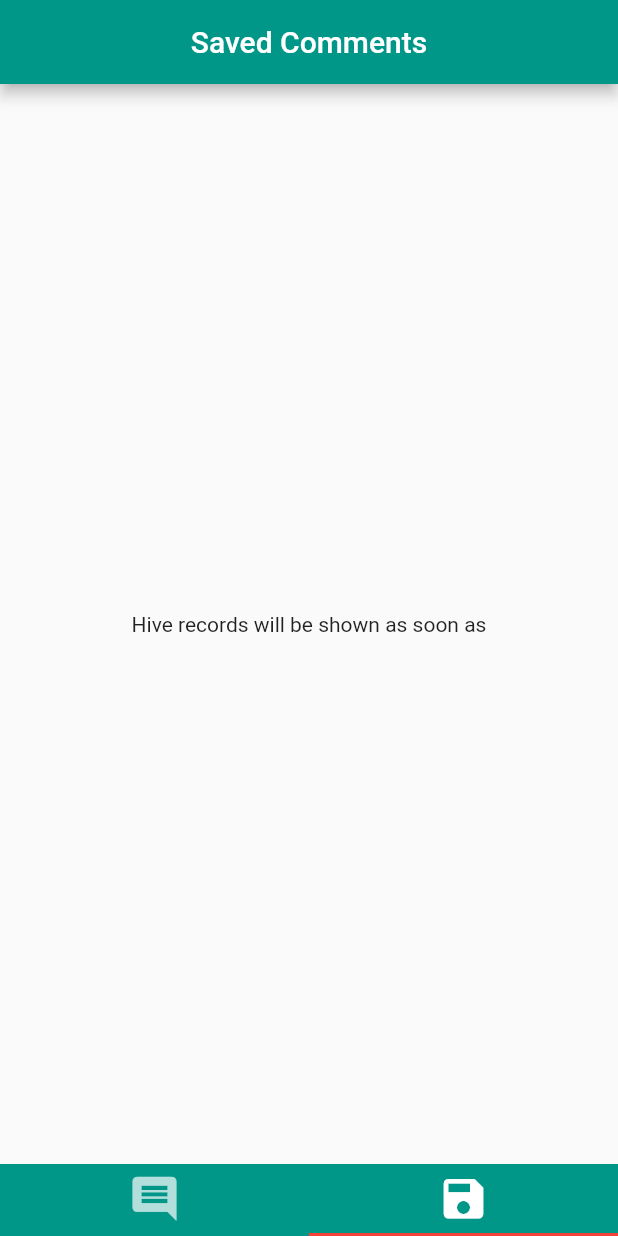
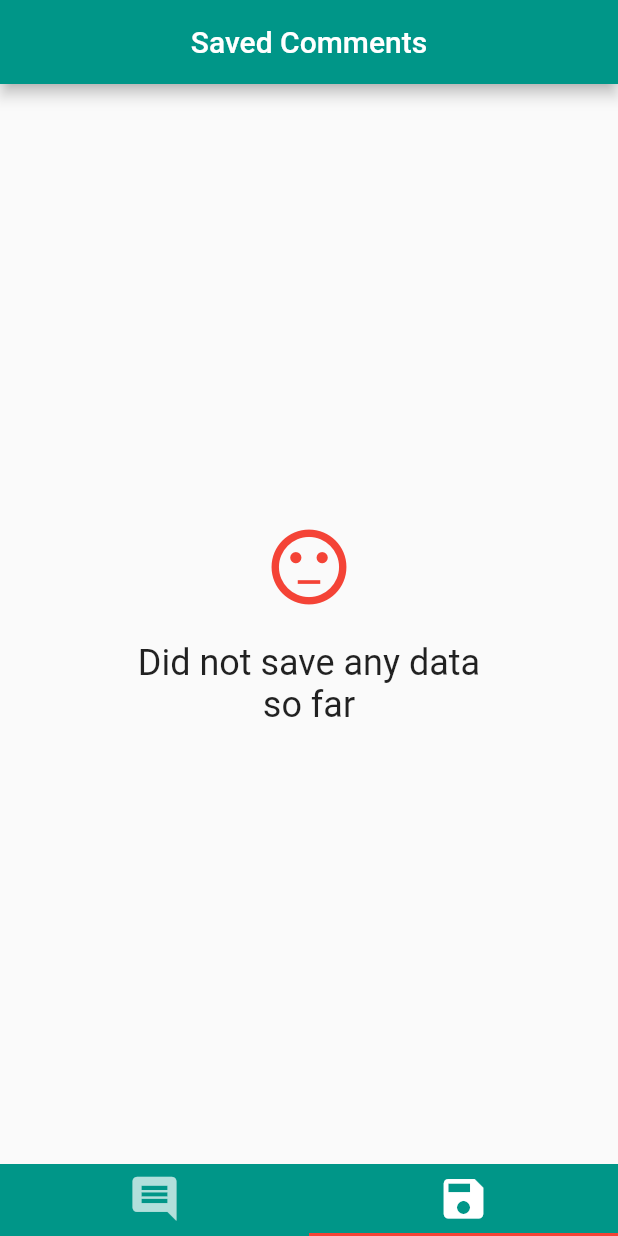
Before and after one commit to kadirbekar/flutter_hive_with_provider, a Flutter app: the screen it shows after launch, tab 2 chosen, on a phone screen of 412 x 824 dp. Run offline on Flutter 3.47's test engine with Material 2 defaults, Android fonts, the phone set to English and light mode, and no system bars; our stand-ins replace google_fonts, hive, hive_flutter; accounts and stored records are empty; network calls fail.

Commit message:
add, delete operations into hive is added
Add, delete operations into hive is added, made a comment card design and some code refactoring

```diff
--- a/lib/core/consts/consts.dart
+++ b/lib/core/consts/consts.dart
@@ -6,6 +6,7 @@ const String API_URL = "https://jsonplaceholder.typicode.com/comments";
 //colors
 const Color APPBAR_COLOR = Colors.teal;
 const Color TABBAR_COLOR = Colors.teal;
+const Color commentCardColor = Colors.greenAccent;
 
 //hive
 const String H_COMMENTS = "comments";
--- a/lib/core/services/api.dart
+++ b/lib/core/services/api.dart
@@ -2,8 +2,10 @@ import 'package:hive_local_storage/core/models/commens.dart';
 import '../consts/consts.dart' as cons;
 import 'package:http/http.dart' as http;
 
+
 class ApiService {
 
+  //get comments from the fake api
   Future<List<Comments>> getComments() async {
     List<Comments> comments = List<Comments>();
     final response = await http.get(cons.API_URL);
--- a/lib/core/viewmodels/comment_vm.dart
+++ b/lib/core/viewmodels/comment_vm.dart
@@ -1,3 +1,5 @@
+import 'dart:convert';
+
 import 'package:flutter/cupertino.dart';
 import 'package:hive/hive.dart';
 import 'package:hive_local_storage/core/models/commens.dart';
@@ -6,7 +8,8 @@ import 'package:hive_local_storage/core/consts/consts.dart' as cons;
 class CommentViewModel extends ChangeNotifier {
   List<Comments> _comments = [];
   List<Comments> get comments => _comments;
-  Box<Comments> friendBox = Hive.box<Comments>(cons.H_COMMENTS);
+  Box<String> commentBox = Hive.box<String>(cons.H_COMMENTS);
+
 
   //save comment
   saveComment(Comments comment) {
@@ -14,7 +17,8 @@ class CommentViewModel extends ChangeNotifier {
       print("already saved");
     } else {
       _comments.add(comment);
-      friendBox.put(comment.id, comment);
+      final encodedComment = jsonEncode(comment);
+      commentBox.put(comment.id, encodedComment);
     }
     notifyListeners();
   }
@@ -22,7 +26,7 @@ class CommentViewModel extends ChangeNotifier {
   //remove comment
   removeComment(Comments comment) {
     _comments.remove(comment);
-    friendBox.delete(comment.id);
+    commentBox.delete(comment.id);
     notifyListeners();
   }
 
--- a/lib/main.dart
+++ b/lib/main.dart
@@ -8,16 +8,17 @@ import 'package:path_provider/path_provider.dart';
 import 'package:hive_local_storage/core/consts/consts.dart' as cons;
 import 'package:provider/provider.dart';
 
-import 'core/models/commens.dart';
-
 Future<void> main() async {
   WidgetsFlutterBinding.ensureInitialized();
 
+  //get path of your data
   Directory document = await getApplicationDocumentsDirectory();
 
+  //assing path to hive
   Hive.init(document.path);
 
-  await Hive.openBox<Comments>(cons.H_COMMENTS);
+  //run hive
+  await Hive.openBox<String>(cons.H_COMMENTS);
 
   runApp(MyApp());
 }
@@ -33,6 +34,7 @@ class MyApp extends StatelessWidget {
       ],
       child: MaterialApp(
         theme: ThemeData(
+          //set default font for entire app
           textTheme: GoogleFonts.oxygenMonoTextTheme(),
         ),
         debugShowCheckedModeBanner: false,
--- a/lib/ui/views/saved_comments.dart
+++ b/lib/ui/views/saved_comments.dart
@@ -1,5 +1,13 @@
+import 'dart:convert';
+
 import 'package:flutter/material.dart';
+import 'package:hive/hive.dart';
 import 'package:hive_local_storage/core/consts/consts.dart' as cons;
+import 'package:hive_flutter/hive_flutter.dart';
+import 'package:hive_local_storage/core/models/commens.dart';
+import 'package:hive_local_storage/core/viewmodels/comment_vm.dart';
+import 'package:hive_local_storage/ui/widgets/comment_card.dart';
+import 'package:provider/provider.dart';
 
 class SavedComments extends StatefulWidget {
   SavedComments({Key key}) : super(key: key);
@@ -9,17 +17,88 @@ class SavedComments extends StatefulWidget {
 }
 
 class _SavedCommentsState extends State<SavedComments> {
+  Box<String> commentBox;
+
+  @override
+  void initState() {
+    super.initState();
+    commentBox = Hive.box<String>(cons.H_COMMENTS);
+  }
+
   @override
   Widget build(BuildContext context) {
+    final commentProvider =
+        Provider.of<CommentViewModel>(context, listen: false);
     return Scaffold(
       appBar: AppBar(
         centerTitle: true,
         backgroundColor: cons.APPBAR_COLOR,
         title: Text(cons.SAVED_COMMENTS),
       ),
-      body: Center(
-        child: Text("Hive records will be shown as soon as"),
+      body: ValueListenableBuilder(
+        valueListenable: commentBox.listenable(),
+        builder: (context, Box<String> comment, widget) {
+          if (commentBox.length == 0) {
+            return noSavedData;
+          } else {
+            return ListView.builder(
+              itemBuilder: (context, index) {
+                final key = comment.keys.toList()[index];
+                final value = jsonDecode(comment.get(key));
+                final Comments currentComment = Comments.fromJson(value);
+                return Padding(
+                  padding: EdgeInsets.all(5),
+                  child: CommentCard(
+                    backgroundColor: cons.commentCardColor,
+                    comment: currentComment,
+                    buttons: Column(
+                      children: <Widget>[
+                        deleteButton(commentProvider, currentComment),
+                      ],
+                    ),
+                  ),
+                );
+              },
+              itemCount: comment.length,
+            );
+          }
+        },
       ),
     );
   }
+
+  //show empty data message
+  Widget get noSavedData => Container(
+    alignment: Alignment.center,
+        padding: EdgeInsets.all(12),
+        child: Column(
+          mainAxisAlignment: MainAxisAlignment.center,
+          children: <Widget>[
+            Icon(
+              Icons.sentiment_neutral,
+              size: 60,
+              color: Colors.red,
+            ),
+            SizedBox(
+              height: 20,
+            ),
+            Text(
+              "Did not save any data\nso far",
+              textAlign: TextAlign.center,
+              style: TextStyle(
+                fontSize: 24,
+              ),
+            ),
+          ],
+        ),
+      );
+
+  //delete button
+  Widget deleteButton(commentProvider, currentComment) => IconButton(
+      icon: Icon(
+        Icons.delete_forever,
+        color: Colors.black,
+        size: 45,
+      ),
+      onPressed: () => commentProvider.removeComment(currentComment));
 }
```
Also changed, not shown: lib/ui/views/home_page.dart (+20 -23 lines), lib/ui/widgets/comment_card.dart (added, +40 -0 lines).
